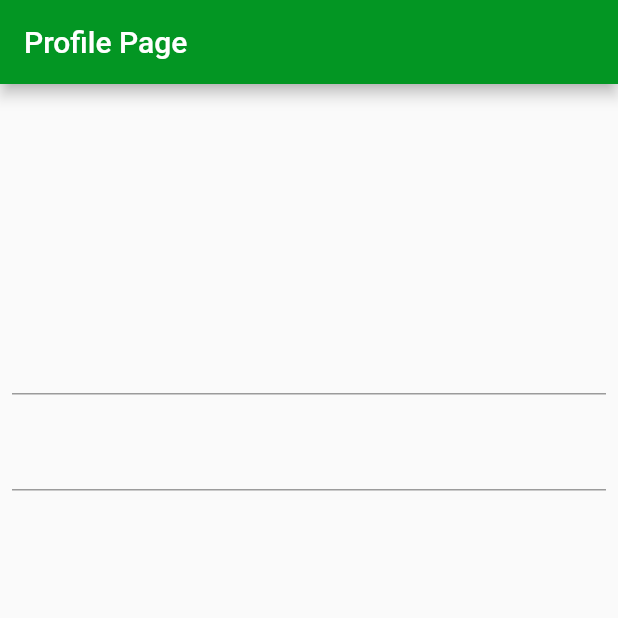
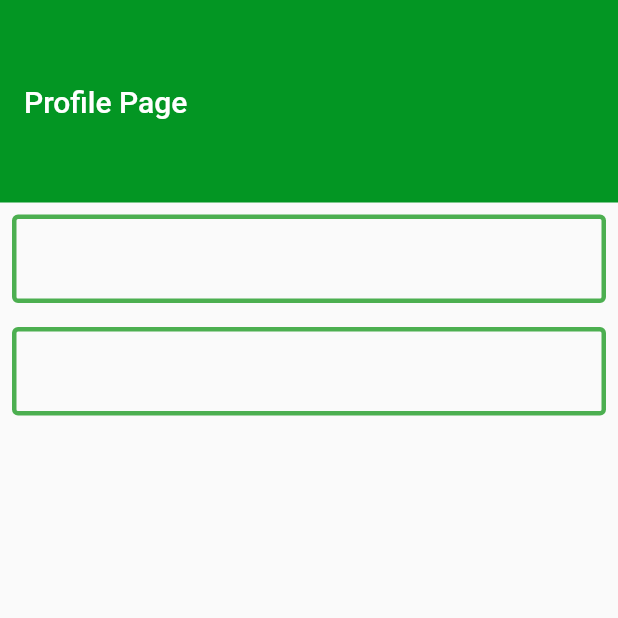
Before and after one commit to proz-tecnologia/t1App01, a Flutter app: the screen it shows after launch, on a phone screen of 412 x 824 dp, the top half of it. Run offline on Flutter 3.47's test engine with Material 2 defaults, Android fonts, the phone set to English and light mode, and no system bars; our stand-ins replace brasil_fields.

Commit message:
validation, formatter, border

```diff
--- a/lib/app.dart
+++ b/lib/app.dart
@@ -13,6 +13,24 @@ class MyApp extends StatelessWidget {
       darkTheme: ThemeData(
         brightness: Brightness.light,
         appBarTheme: const AppBarTheme(backgroundColor: MyColor.success),
+        inputDecorationTheme: const InputDecorationTheme(
+          fillColor: Colors.black,
+          disabledBorder: OutlineInputBorder(
+            borderSide: BorderSide(color: Colors.yellow, width: 3),
+          ),
+          enabledBorder: OutlineInputBorder(
+            borderSide: BorderSide(color: Colors.green, width: 3),
+          ),
+          focusedBorder: OutlineInputBorder(
+            borderSide: BorderSide(color: Colors.black, width: 3),
+          ),
+          errorBorder: OutlineInputBorder(
+            borderSide: BorderSide(color: Colors.red),
+          ),
+          focusedErrorBorder: OutlineInputBorder(
+            borderSide: BorderSide(color: Colors.red),
+          ),
+        ),
       ),
       home: ProfilePage(),
     );
--- a/lib/features/home/home_page.dart
+++ b/lib/features/home/home_page.dart
@@ -2,9 +2,7 @@ import 'dart:developer';
 
 import 'package:flutter/material.dart';
 
-import 'widgets/my_bottom_bar.dart';
-import 'widgets/my_expansion.dart';
-import 'widgets/my_grid.dart';
+import 'widgets/widgets.dart';
 
 class HomePage extends StatefulWidget {
   final String title;
--- /dev/null
+++ b/lib/features/home/widgets/widgets.dart
@@ -0,0 +1,4 @@
+export 'contact.dart';
+export 'my_bottom_bar.dart';
+export 'my_expansion.dart';
+export 'my_grid.dart';
--- a/lib/features/profile/profile_page.dart
+++ b/lib/features/profile/profile_page.dart
@@ -1,51 +1,62 @@
 import 'dart:developer';
 
+import 'package:brasil_fields/brasil_fields.dart';
 import 'package:flutter/material.dart';
+import 'package:flutter/services.dart';
+
+class LowerCaseTextFormatter extends TextInputFormatter {
+  @override
+  TextEditingValue formatEditUpdate(
+      TextEditingValue oldValue, TextEditingValue newValue) {
+    return newValue.copyWith(text: newValue.text.toLowerCase());
+  }
+}
 
 class ProfilePage extends StatelessWidget {
   ProfilePage({Key? key}) : super(key: key);
   final secondField = FocusNode();
+  final _formKey = GlobalKey<FormState>();
 
   @override
   Widget build(BuildContext context) {
     return Scaffold(
       appBar: AppBar(
         title: const Text('Profile Page'),
+        toolbarHeight: 135,
+        elevation: 0,
       ),
-      body: Column(
+      body: Form(
+        key: _formKey,
+        child: Column(
           children: [
             Padding(
               padding: const EdgeInsets.all(8),
-            child: TextField(
-              textInputAction: TextInputAction.done,
-              autocorrect: false,
-              style: const TextStyle(color: Colors.green, fontSize: 30),
-
-              onChanged: (value) {
-                log('${value.length}');
+              child: TextFormField(
+                onFieldSubmitted: ((value) {}),
+                textInputAction: TextInputAction.next,
+                validator: (value) {
+                  log(value ?? '');
+                  if (value?.isEmpty ?? false) return 'Campo obrigatório';
+                  return null;
                 },
-              // onEditingComplete: () {
-              //   log('passou');
-              //   secondField.requestFocus();
-              // },
-              // onSubmitted: (value) {
-              //   log(value);
-              // },
-              maxLines: 5,
-              //maxLength: 10,
-              //obscureText: true,
-              obscuringCharacter: '*',
-              cursorColor: Colors.pink,
+                keyboardType: TextInputType.number,
+                inputFormatters: [
+                  FilteringTextInputFormatter.digitsOnly,
+                  CepInputFormatter(),
+                ],
                 decoration: const InputDecoration(),
               ),
             ),
             Padding(
               padding: const EdgeInsets.all(8),
-            child: TextField(
-              focusNode: secondField,
+              child: TextFormField(
+                onFieldSubmitted: ((value) {
+                  _formKey.currentState?.reset();
+                }),
               ),
-          )
+            ),
           ],
+        ),
       ),
     );
   }
--- a/pubspec.yaml
+++ b/pubspec.yaml
@@ -34,6 +34,7 @@ dependencies:
   # The following adds the Cupertino Icons font to your application.
   # Use with the CupertinoIcons class for iOS style icons.
   cupertino_icons: ^1.0.2
+  brasil_fields: ^1.6.0
 
 dev_dependencies:
   flutter_test:
```
Also changed, not shown: lib/features/profile/widgets/my_text_field.dart (added, +49 -0 lines), pubspec.lock. Lines whose indentation alone changed are shown as unchanged.
